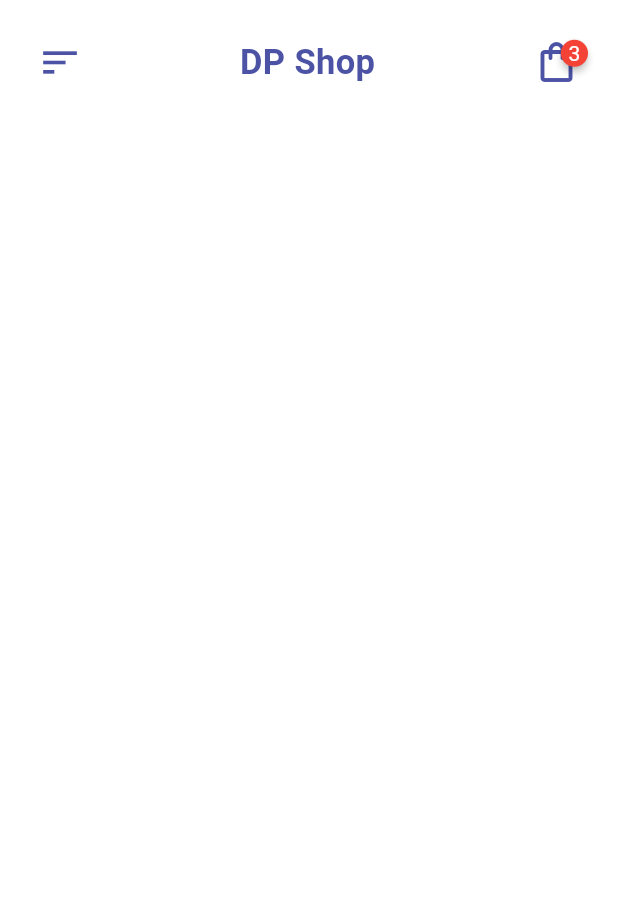
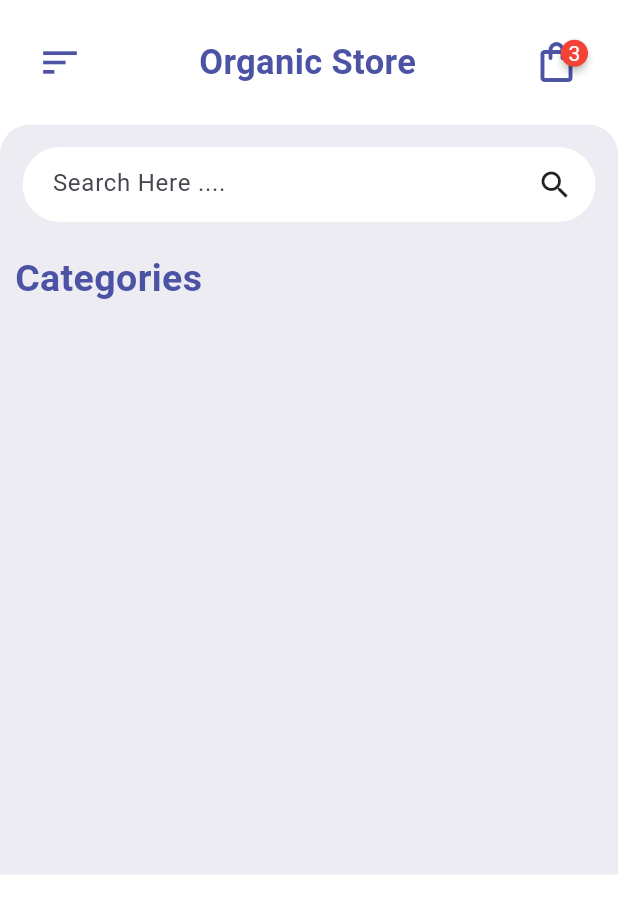
Before and after one commit to devFarjanur/Flutter_Ecommerce_SingleVendor, a Flutter app: the screen it shows after launch, on a phone screen of 412 x 824 dp. Shown: the top 913 px of the screen. Run offline on Flutter 3.47's test engine with Material 3 defaults, Android fonts, the phone set to English and light mode, and no system bars; drawn by our look-alikes of badges.

Commit message:
Single Vendor Ecommerce

```diff
--- a/lib/pages/HomePage.dart
+++ b/lib/pages/HomePage.dart
@@ -10,6 +10,65 @@ class HomePage extends StatelessWidget{
       body: ListView(
         children: [
           HomeAppBar(),
+          Container(
+            height: 500,
+            padding: EdgeInsets.only(top: 15),
+            decoration: BoxDecoration(
+              color: Color(0xFFEDECF2),
+              borderRadius: BorderRadius.only(
+                topLeft: Radius.circular(20),
+                topRight: Radius.circular(20),
+              ),
+            ),
+            child: Column(
+              children: [
+                Container(
+                  margin: EdgeInsets.symmetric(horizontal: 15),
+                  padding: EdgeInsets.symmetric(horizontal: 15),
+                  height: 50,
+                  decoration: BoxDecoration(
+                    color: Colors.white,
+                    borderRadius: BorderRadius.circular(30),
+                  ),
+                  child: Row(
+                    children: [
+                    Container(
+                      margin: EdgeInsets.only(left: 5),
+                      height: 50,
+                      width: 300,
+                      child: TextFormField(
+                        decoration: InputDecoration(
+                          border: InputBorder.none,
+                          hintText: "Search Here ....",
+                        ),
+                      ),
+                    ),
+                      Spacer(),
+                      Icon(
+                        Icons.search,
+                      ),
+                    ],
+                  ),
+                ),
+                Container(
+                  alignment: Alignment.centerLeft,
+                  margin: EdgeInsets.symmetric(
+                    vertical: 20,
+                    horizontal: 10,
+                  ),
+                  child: Text(
+                    "Categories",
+                    style: TextStyle(
+                        fontSize: 25,
+                        fontWeight: FontWeight.bold,
+                        color: Color(0xFF4C53A5),
+                    ),
+
+                  ),
+                ),
+              ],
+            ),
+          ),
         ],
       ),
     );
--- a/lib/widgets/HomeAppBar.dart
+++ b/lib/widgets/HomeAppBar.dart
@@ -16,7 +16,7 @@ class HomeAppBar extends StatelessWidget {
           ),
           Spacer(),
           Text(
-            "DP Shop",
+            "Organic Store",
             style: TextStyle(
               fontSize: 23,
               fontWeight: FontWeight.bold,
```
